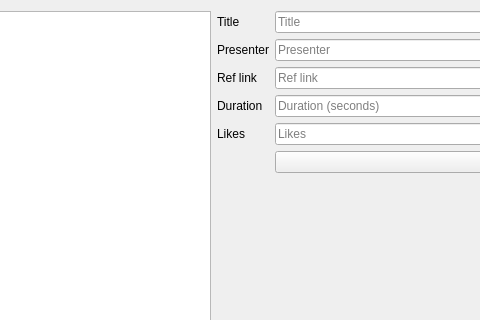
Above: OOP/LAB/Lab10QT/administratorwindow.ui from MGabi/semester2 before the change; both pictures show x 337 to 817 and y 0 to 320 of the 1101 by 420 pixel window. Below: the same form after it.
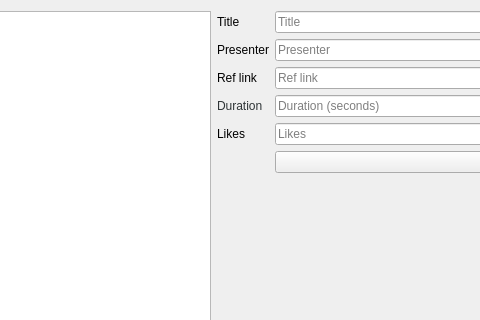
That is the form after the change.

```diff
--- a/OOP/LAB/Lab10QT/administratorwindow.ui
+++ b/OOP/LAB/Lab10QT/administratorwindow.ui
@@ -91,7 +91,7 @@
      <item row="3" column="0">
       <widget class="QLabel" name="durationLabel">
        <property name="text">
-        <string>Duration</string>
+        <string>&lt;html&gt;&lt;head/&gt;&lt;body&gt;&lt;p&gt;&lt;span style=&quot; color:#2e3436;&quot;&gt;Duration&lt;/span&gt;&lt;/p&gt;&lt;/body&gt;&lt;/html&gt;</string>
        </property>
       </widget>
      </item>
```
